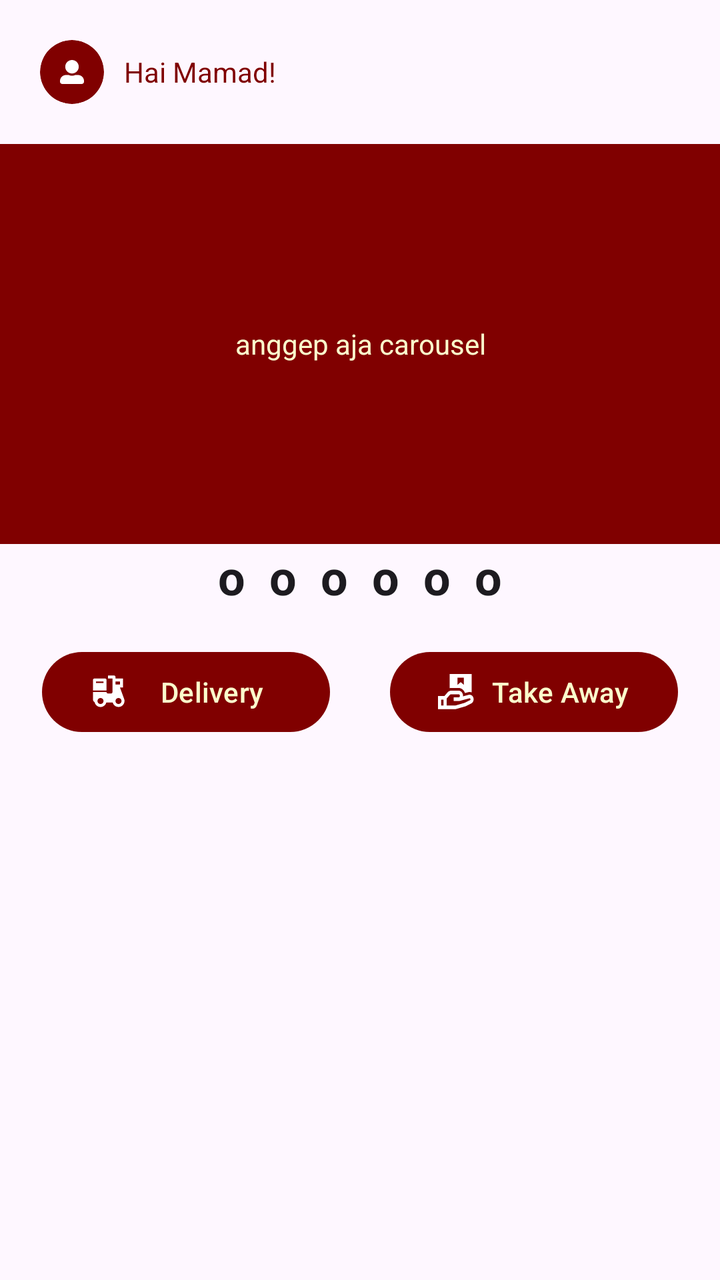
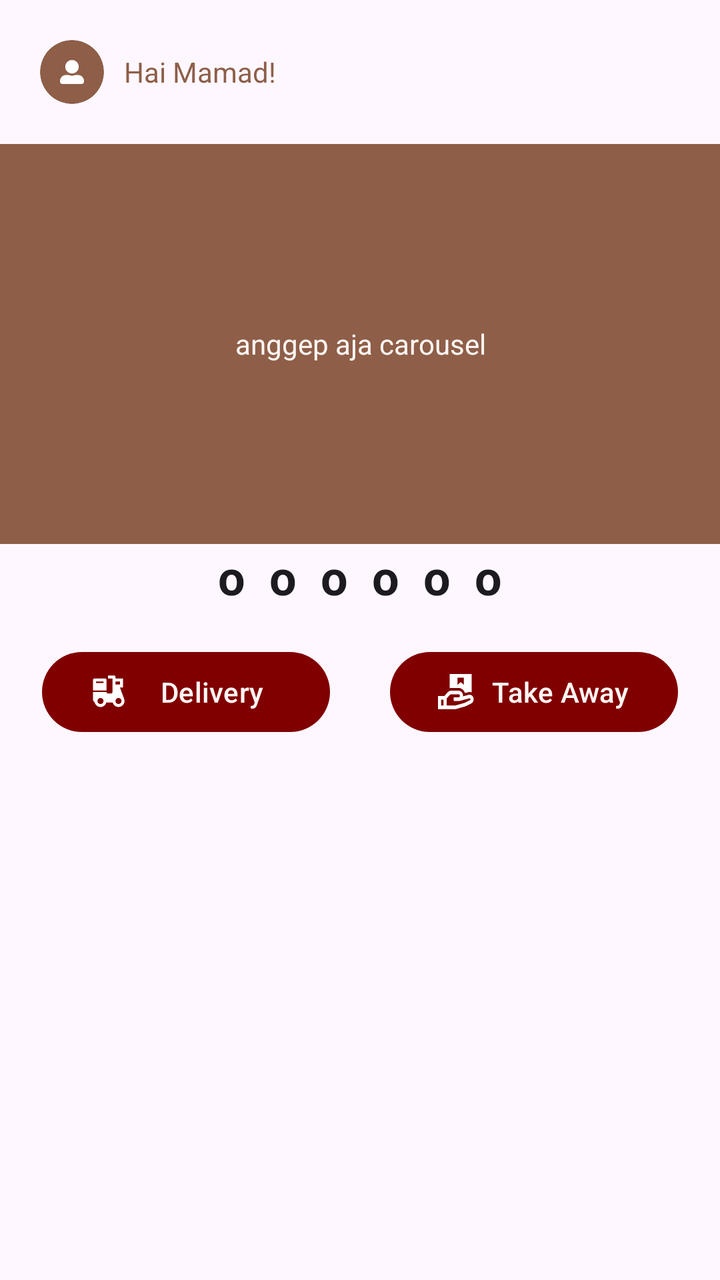

An Android layout rendered at two revisions. The XML below is the earlier revision; the diff shows what the commit changed to produce the second picture.
<!-- AndroidManifest.xml: application theme Theme.RahmatBakery -->
<!-- res/layout/fragment_beranda.xml -->
<?xml version="1.0" encoding="utf-8"?>
<LinearLayout xmlns:android="http://schemas.android.com/apk/res/android"
    xmlns:tools="http://schemas.android.com/tools"
    android:layout_width="match_parent"
    android:layout_height="match_parent"
    xmlns:app="http://schemas.android.com/apk/res-auto"
    tools:context=".BerandaFragment"
    android:orientation="vertical">


    
    <LinearLayout
        android:layout_width="match_parent"
        android:layout_height="wrap_content"
        android:orientation="horizontal"
        android:gravity="center_vertical"
        android:padding="20dp"
        >

    <ImageView
        android:layout_width="32dp"
        android:layout_height="32dp"
        android:src="@drawable/profil"
        android:padding="10dp"
        android:background="@drawable/circle_background"
        android:clipToOutline="true"
        android:layout_marginRight="10dp"
        />

    <TextView
        android:layout_width="wrap_content"
        android:layout_height="wrap_content"
        android:text="Hai Mamad!"
        android:textColor="@color/maroon"
        style="@style/TextAppearance.Material3.HeadlineSmall.Emphasized"
        />

    </LinearLayout>

    <LinearLayout
        android:layout_width="match_parent"
        android:layout_height="250dp"
        android:orientation="vertical"
            android:gravity="center_horizontal"
        >
        <TextView
            android:gravity="center"
            android:background="@color/maroon"
            android:layout_width="match_parent"
            android:layout_height="200dp"
            android:text="anggep aja carousel"
            android:textAlignment="center"
            android:textColor="@color/krem"
            />
        <TextView
            android:layout_width="wrap_content"
            android:layout_height="wrap_content"
            android:text="o  o  o  o  o  o"
            style="@style/TextAppearance.Material3.HeadlineSmall"
            android:textStyle="bold"
            />
    </LinearLayout>

    <LinearLayout
        android:layout_width="match_parent"
        android:layout_height="wrap_content"
        android:orientation="horizontal"
        android:gravity="center_horizontal"
        android:paddingHorizontal="20dp"
        >

        <com.google.android.material.button.MaterialButton
            android:layout_width="144dp"
            android:layout_height="wrap_content"
            android:text="Delivery"
            app:icon="@drawable/delivery"
            android:textColor="@color/krem"
            android:iconTint="@color/krem"
            app:cornerRadius="50dp"
            app:strokeWidth="0dp"
            android:layout_marginRight="30dp"
        />
        <com.google.android.material.button.MaterialButton
            android:layout_width="144dp"
            android:layout_height="wrap_content"
            android:text="Take Away"
            app:icon="@drawable/takeaway"
            android:textColor="@color/krem"
            android:iconTint="@color/krem"
            app:cornerRadius="50dp"
            app:strokeWidth="0dp"
            />

    </LinearLayout>

    



</LinearLayout>
<!-- resources referenced by this layout -->
<resources>
  <color name="krem">#FBFCCC</color>
  <color name="maroon">#800000</color>
  <!-- drawable circle_background (drawable) -->
  <?xml version="1.0" encoding="utf-8"?>
  <shape xmlns:android="http://schemas.android.com/apk/res/android"
      android:shape="oval">
  
      <solid android:color="@color/maroon"/> 
  
  </shape>
  <!-- drawable profil (drawable) -->
  <vector xmlns:android="http://schemas.android.com/apk/res/android"
      android:width="31dp"
      android:height="31dp"
      android:viewportWidth="31"
      android:viewportHeight="31">
    <path
        android:pathData="M15.5,17.438C20.313,17.438 24.219,13.532 24.219,8.719C24.219,3.905 20.313,0 15.5,0C10.686,0 6.781,3.905 6.781,8.719C6.781,13.532 10.686,17.438 15.5,17.438ZM23.25,19.375H19.914C18.57,19.993 17.074,20.344 15.5,20.344C13.926,20.344 12.436,19.993 11.086,19.375H7.75C3.469,19.375 0,22.844 0,27.125V28.094C0,29.698 1.302,31 2.906,31H28.094C29.698,31 31,29.698 31,28.094V27.125C31,22.844 27.531,19.375 23.25,19.375Z"
        android:fillColor="#ffffff"/>
  </vector>
  <!-- drawable takeaway (drawable) -->
  <vector xmlns:android="http://schemas.android.com/apk/res/android"
      android:width="23dp"
      android:height="20dp"
      android:viewportWidth="23"
      android:viewportHeight="20">
    <path
        android:pathData="M21.5,0H7.5V7.842C7.81,7.782 8.124,7.751 8.44,7.75H13.125C14.014,7.75 14.882,8.021 15.613,8.526C16.344,9.032 16.904,9.748 17.218,10.58L19.182,10.128C19.947,9.931 20.752,9.962 21.5,10.216V0ZM12.5,2H16.5V6L14.5,4.5L12.5,6V2Z"
        android:fillColor="#FBFCCC"/>
    <path
        android:pathData="M19.54,11.585L15.987,12.402C16.028,11.98 15.975,11.553 15.831,11.154C15.688,10.754 15.458,10.392 15.157,10.092C14.618,9.554 13.887,9.251 13.125,9.25H8.439C8.012,9.249 7.589,9.332 7.194,9.495C6.799,9.658 6.44,9.897 6.138,10.198L4.086,12.25H0V19.5H11.373L17.57,17.95L21.31,16.356L21.336,16.342C21.904,16.061 22.347,15.578 22.579,14.988C22.812,14.398 22.816,13.743 22.592,13.15C22.368,12.557 21.931,12.068 21.367,11.779C20.803,11.49 20.151,11.42 19.539,11.585M7.955,11.345C8.107,11.283 8.27,11.251 8.434,11.25H13.124C13.239,11.25 13.353,11.273 13.459,11.317C13.565,11.361 13.661,11.425 13.743,11.506C13.824,11.587 13.888,11.684 13.932,11.79C13.976,11.896 13.999,12.01 13.999,12.125C13.999,12.24 13.976,12.354 13.932,12.46C13.888,12.566 13.824,12.663 13.743,12.744C13.661,12.825 13.565,12.889 13.459,12.933C13.353,12.977 13.239,13 13.124,13H10V15H13.614L20.026,13.525L20.046,13.52C20.177,13.485 20.316,13.499 20.438,13.559C20.559,13.619 20.654,13.722 20.705,13.847C20.756,13.973 20.76,14.113 20.715,14.241C20.67,14.369 20.58,14.476 20.462,14.542L16.93,16.05L11.127,17.5H5.5V13.664L7.55,11.614C7.667,11.499 7.805,11.408 7.956,11.344M2,14.25H3.5V17.5H2V14.25Z"
        android:fillColor="#FBFCCC"/>
  </vector>
  <style name="Theme.RahmatBakery" parent="Base.Theme.RahmatBakery" />
  <style name="Base.Theme.RahmatBakery" parent="Theme.Material3.DayNight.NoActionBar">
          
           <item name="colorPrimary">@color/maroon</item>
          <item name="colorOnPrimary">@color/white</item>
          <item name="colorSecondary">@color/maroon</item>
          <item name="colorOnSecondary">@color/white</item>
      </style>
  <color name="white">#FFFFFFFF</color>
  <!-- unchanged entries left out for length: 1 -->
</resources>

<!-- the commit's change to res/layout/fragment_beranda.xml (unified diff, before → after) -->
@@ -31,7 +31,7 @@
         android:layout_width="wrap_content"
         android:layout_height="wrap_content"
         android:text="Hai Mamad!"
-        android:textColor="@color/maroon"
+        android:textColor="@color/primary"
         style="@style/TextAppearance.Material3.HeadlineSmall.Emphasized"
         />
 
@@ -45,12 +45,12 @@
         >
         <TextView
             android:gravity="center"
-            android:background="@color/maroon"
+            android:background="@color/primary"
             android:layout_width="match_parent"
             android:layout_height="200dp"
             android:text="anggep aja carousel"
             android:textAlignment="center"
-            android:textColor="@color/krem"
+            android:textColor="@color/background"
             />
         <TextView
             android:layout_width="wrap_content"
@@ -74,8 +74,8 @@
             android:layout_height="wrap_content"
             android:text="Delivery"
             app:icon="@drawable/delivery"
-            android:textColor="@color/krem"
-            android:iconTint="@color/krem"
+            android:textColor="@color/background"
+            android:iconTint="@color/background"
             app:cornerRadius="50dp"
             app:strokeWidth="0dp"
             android:layout_marginRight="30dp"
@@ -85,8 +85,8 @@
             android:layout_height="wrap_content"
             android:text="Take Away"
             app:icon="@drawable/takeaway"
-            android:textColor="@color/krem"
-            android:iconTint="@color/krem"
+            android:textColor="@color/background"
+            android:iconTint="@color/background"
             app:cornerRadius="50dp"
             app:strokeWidth="0dp"
             />
<!-- resource entries referenced after the edit -->
@@ -1,13 +1,14 @@
 <!-- resources referenced by this layout -->
 <resources>
-  <color name="krem">#FBFCCC</color>
+  <color name="background">#FFF6F3</color>
+  <color name="primary">#8E5E48</color>
   <color name="maroon">#800000</color>
   <!-- drawable circle_background (drawable) -->
   <?xml version="1.0" encoding="utf-8"?>
   <shape xmlns:android="http://schemas.android.com/apk/res/android"
       android:shape="oval">
   
-      <solid android:color="@color/maroon"/> 
+      <solid android:color="@color/primary"/> 
   
   </shape>
   <!-- drawable profil (drawable) -->
